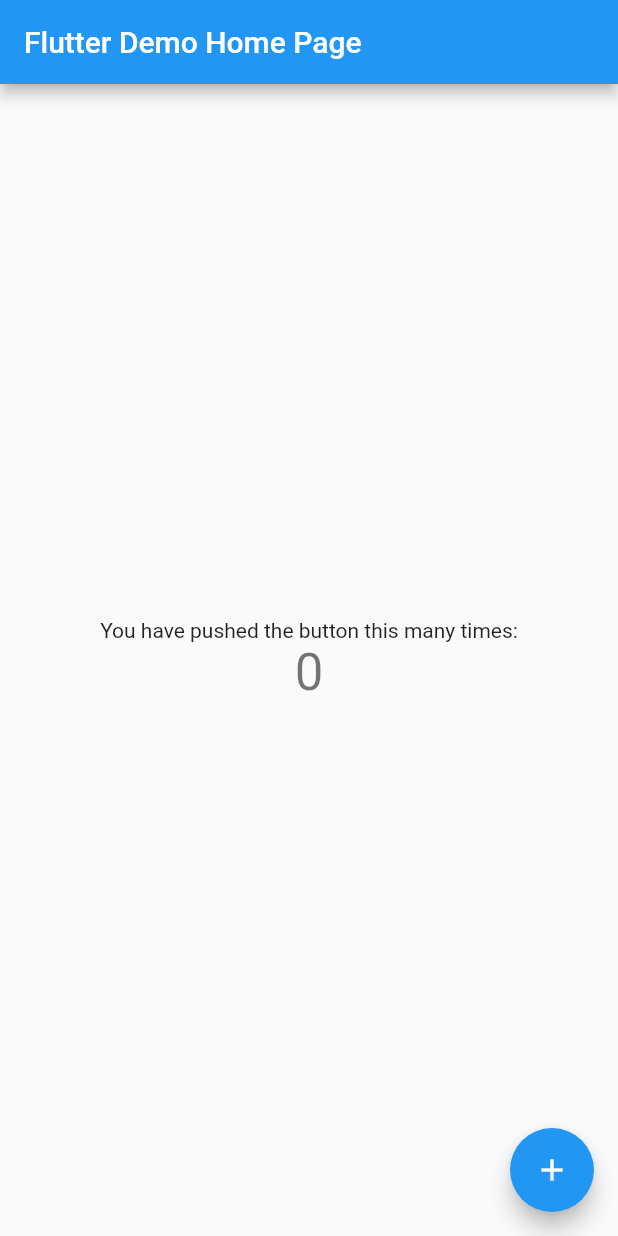
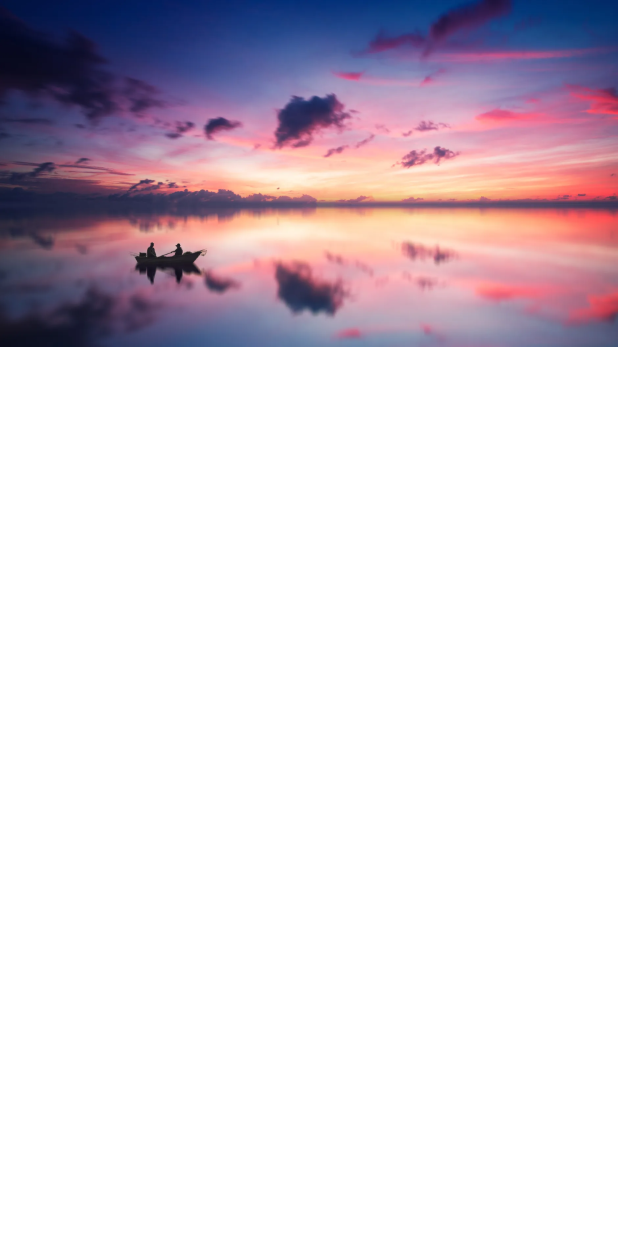
Before and after one commit to smailiAbdelkarim/FlutterUiCoding, a Flutter app: the screen it shows after launch, on a phone screen of 412 x 824 dp. Run offline on Flutter 3.47's test engine with Material 2 defaults, Android fonts, the phone set to English and light mode, and no system bars.

Commit message:
generate model class and begin ui building

```diff
--- a/lib/main.dart
+++ b/lib/main.dart
@@ -1,4 +1,5 @@
 import 'package:flutter/material.dart';
+import 'package:flutteruicodiing/profiles/profile1/profile_1.dart';
 
 void main() {
   runApp(MyApp());
@@ -8,110 +9,10 @@ class MyApp extends StatelessWidget {
   // This widget is the root of your application.
   @override
   Widget build(BuildContext context) {
-    return MaterialApp(
-      title: 'Flutter Demo',
-      theme: ThemeData(
-        // This is the theme of your application.
-        //
-        // Try running your application with "flutter run". You'll see the
-        // application has a blue toolbar. Then, without quitting the app, try
-        // changing the primarySwatch below to Colors.green and then invoke
-        // "hot reload" (press "r" in the console where you ran "flutter run",
-        // or simply save your changes to "hot reload" in a Flutter IDE).
-        // Notice that the counter didn't reset back to zero; the application
-        // is not restarted.
-        primarySwatch: Colors.blue,
-        // This makes the visual density adapt to the platform that you run
-        // the app on. For desktop platforms, the controls will be smaller and
-        // closer together (more dense) than on mobile platforms.
-        visualDensity: VisualDensity.adaptivePlatformDensity,
-      ),
-      home: MyHomePage(title: 'Flutter Demo Home Page'),
-    );
+   return MaterialApp(
+     title: "Modern designe",
+     debugShowCheckedModeBanner: false,
+     home: Profile1(),
+   );
   }
 }
-
-class MyHomePage extends StatefulWidget {
-  MyHomePage({Key key, this.title}) : super(key: key);
-
-  // This widget is the home page of your application. It is stateful, meaning
-  // that it has a State object (defined below) that contains fields that affect
-  // how it looks.
-
-  // This class is the configuration for the state. It holds the values (in this
-  // case the title) provided by the parent (in this case the App widget) and
-  // used by the build method of the State. Fields in a Widget subclass are
-  // always marked "final".
-
-  final String title;
-
-  @override
-  _MyHomePageState createState() => _MyHomePageState();
-}
-
-class _MyHomePageState extends State<MyHomePage> {
-  int _counter = 0;
-
-  void _incrementCounter() {
-    setState(() {
-      // This call to setState tells the Flutter framework that something has
-      // changed in this State, which causes it to rerun the build method below
-      // so that the display can reflect the updated values. If we changed
-      // _counter without calling setState(), then the build method would not be
-      // called again, and so nothing would appear to happen.
-      _counter++;
-    });
-  }
-
-  @override
-  Widget build(BuildContext context) {
-    // This method is rerun every time setState is called, for instance as done
-    // by the _incrementCounter method above.
-    //
-    // The Flutter framework has been optimized to make rerunning build methods
-    // fast, so that you can just rebuild anything that needs updating rather
-    // than having to individually change instances of widgets.
-    return Scaffold(
-      appBar: AppBar(
-        // Here we take the value from the MyHomePage object that was created by
-        // the App.build method, and use it to set our appbar title.
-        title: Text(widget.title),
-      ),
-      body: Center(
-        // Center is a layout widget. It takes a single child and positions it
-        // in the middle of the parent.
-        child: Column(
-          // Column is also a layout widget. It takes a list of children and
-          // arranges them vertically. By default, it sizes itself to fit its
-          // children horizontally, and tries to be as tall as its parent.
-          //
-          // Invoke "debug painting" (press "p" in the console, choose the
-          // "Toggle Debug Paint" action from the Flutter Inspector in Android
-          // Studio, or the "Toggle Debug Paint" command in Visual Studio Code)
-          // to see the wireframe for each widget.
-          //
-          // Column has various properties to control how it sizes itself and
-          // how it positions its children. Here we use mainAxisAlignment to
-          // center the children vertically; the main axis here is the vertical
-          // axis because Columns are vertical (the cross axis would be
-          // horizontal).
-          mainAxisAlignment: MainAxisAlignment.center,
-          children: <Widget>[
-            Text(
-              'You have pushed the button this many times:',
-            ),
-            Text(
-              '$_counter',
-              style: Theme.of(context).textTheme.headline4,
-            ),
-          ],
-        ),
-      ),
-      floatingActionButton: FloatingActionButton(
-        onPressed: _incrementCounter,
-        tooltip: 'Increment',
-        child: Icon(Icons.add),
-      ), // This trailing comma makes auto-formatting nicer for build methods.
-    );
-  }
-}
--- /dev/null
+++ b/lib/profiles/profile1/profile_1.dart
@@ -0,0 +1,18 @@
+import 'package:flutter/material.dart';
+import 'package:flutteruicodiing/profiles/profile1/user.dart';
+import 'provider.dart';
+class Profile1 extends StatefulWidget {
+  @override
+  _Profile1State createState() => _Profile1State();
+}
+
+class _Profile1State extends State<Profile1> {
+  Profile profile = Profile1Provider.getProfile();
+  @override
+  Widget build(BuildContext context) {
+        return Stack(
+          children: <Widget>[
+            Image.asset('assets/profiles/1.jpeg'),
+          ],
+        );
+}
--- /dev/null
+++ b/lib/profiles/profile1/provider.dart
@@ -0,0 +1,16 @@
+import 'package:flutteruicodiing/profiles/profile1/user.dart';
+
+class Profile1Provider{
+
+  static Profile getProfile(){
+    return Profile(
+      user:User(name: "Karim Smaili",address: "Ain kermes",about: "karim is a computer sience student at ibn khadoun university is a DSC Lead at this year"
+      ),
+      follower: 520,
+      followers: 2880,
+      friends:140,
+
+    );
+  }
+
+}
--- /dev/null
+++ b/lib/profiles/profile1/user.dart
@@ -0,0 +1,12 @@
+class User{
+  String name,address,about;
+
+  User({this.name, this.address, this.about});
+}
+class Profile{
+  User user;
+  int followers,follower,friends;
+  Profile({this.user,this.followers,this.follower,this.friends});
+
+
+}
--- a/pubspec.yaml
+++ b/pubspec.yaml
@@ -45,8 +45,8 @@ flutter:
   uses-material-design: true
 
   # To add assets to your application, add an assets section, like this:
-  # assets:
-  #   - images/a_dot_burr.jpeg
+  assets:
+     - assets/profiles/
   #   - images/a_dot_ham.jpeg
 
   # An image asset can refer to one or more resolution-specific "variants", see
```
Also changed, not shown: assets/profiles/1.jpeg (added).
